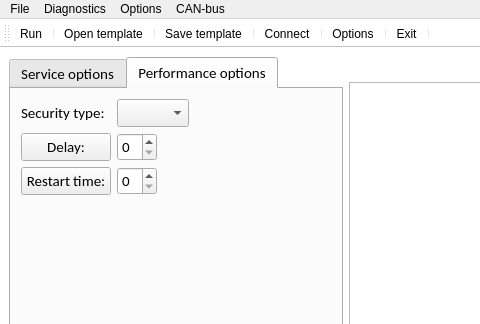
This is mainwindow.ui in Dimkostyanichtov/UdsDiagnosticTool as Qt 5 draws it before an edit; both pictures show x 0 to 480 and y 0 to 324 of the 1037 by 600 pixel window. The edited form follows.
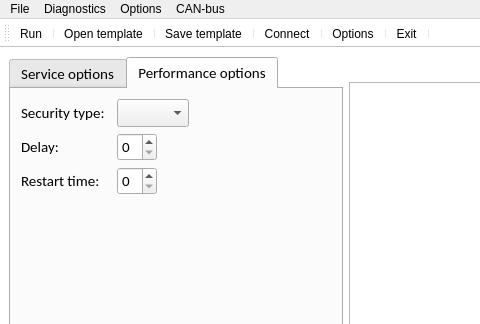
This is the edited form. The open tabs and pages were chosen to show the change. Icons and pictures are not drawn.

Patch:
```diff
--- a/mainwindow.ui
+++ b/mainwindow.ui
@@ -222,7 +222,7 @@
              <attribute name="title">
               <string>Performance options</string>
              </attribute>
-             <widget class="QWidget" name="">
+             <widget class="QWidget" name="layoutWidget">
               <property name="geometry">
                <rect>
                 <x>10</x>
@@ -293,7 +293,7 @@
                <item>
                 <layout class="QHBoxLayout" name="delayLayout">
                  <item>
-                  <widget class="QPushButton" name="delayPushButton">
+                  <widget class="QLabel" name="delayLabel">
                    <property name="minimumSize">
                     <size>
                      <width>90</width>
@@ -351,7 +351,7 @@
                <item>
                 <layout class="QHBoxLayout" name="restartLayout">
                  <item>
-                  <widget class="QPushButton" name="restartPushButton">
+                  <widget class="QLabel" name="restartTimeLabel">
                    <property name="minimumSize">
                     <size>
                      <width>90</width>
```
Left out of the diff: 27 changed lines with no effect on the pictures.
